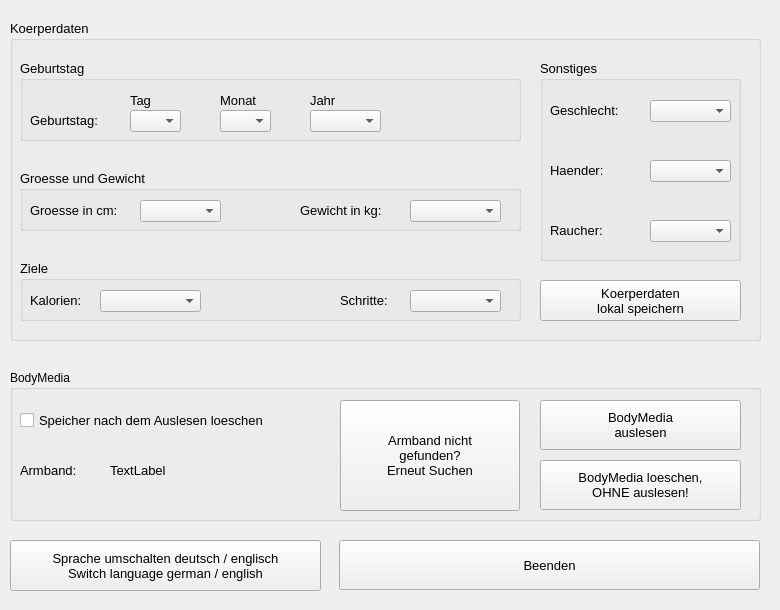
Old version of the form src/bm_gui/src/gui/ui/window.ui in the repository Gavrilo-Princip/FreeTheBodyM.
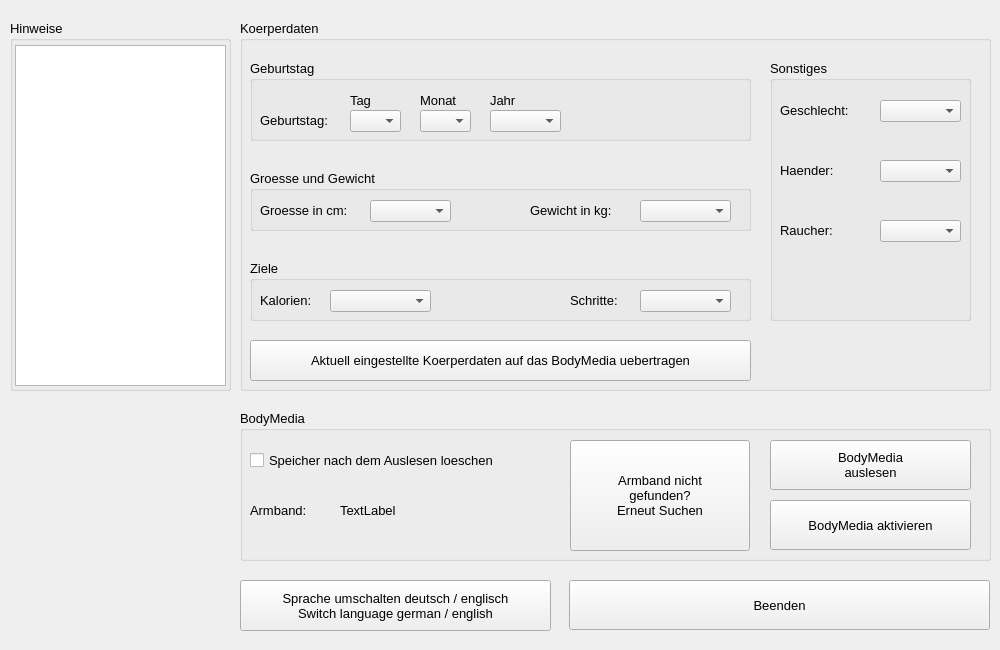
New version of the form.

```diff
--- a/src/bm_gui/src/gui/ui/window.ui
+++ b/src/bm_gui/src/gui/ui/window.ui
@@ -6,8 +6,8 @@
    <rect>
     <x>0</x>
     <y>0</y>
-    <width>780</width>
-    <height>610</height>
+    <width>1000</width>
+    <height>650</height>
    </rect>
   </property>
   <property name="sizePolicy">
@@ -18,16 +18,21 @@
   </property>
   <property name="minimumSize">
    <size>
-    <width>780</width>
-    <height>610</height>
+    <width>1000</width>
+    <height>650</height>
    </size>
   </property>
   <property name="maximumSize">
    <size>
-    <width>780</width>
-    <height>610</height>
+    <width>1000</width>
+    <height>650</height>
    </size>
   </property>
+  <property name="font">
+   <font>
+    <pointsize>10</pointsize>
+   </font>
+  </property>
   <property name="windowTitle">
    <string>FreeTheBodyM</string>
   </property>
@@ -35,8 +40,8 @@
    <widget class="QGroupBox" name="groupBox">
     <property name="geometry">
      <rect>
-      <x>10</x>
-      <y>370</y>
+      <x>240</x>
+      <y>410</y>
       <width>751</width>
       <height>151</height>
      </rect>
@@ -158,18 +163,17 @@
       </font>
      </property>
      <property name="text">
-      <string>BodyMedia loeschen,
-OHNE auslesen!</string>
+      <string>BodyMedia aktivieren</string>
      </property>
     </widget>
    </widget>
    <widget class="QGroupBox" name="gbBodyData">
     <property name="geometry">
      <rect>
-      <x>10</x>
+      <x>240</x>
       <y>20</y>
       <width>751</width>
-      <height>321</height>
+      <height>371</height>
      </rect>
     </property>
     <property name="font">
@@ -180,20 +184,6 @@
     <property name="title">
      <string>Koerperdaten</string>
     </property>
-    <widget class="QPushButton" name="btnSafeBody">
-     <property name="geometry">
-      <rect>
-       <x>530</x>
-       <y>260</y>
-       <width>201</width>
-       <height>41</height>
-      </rect>
-     </property>
-     <property name="text">
-      <string>Koerperdaten
-lokal speichern</string>
-     </property>
-    </widget>
     <widget class="QGroupBox" name="gbTargets">
      <property name="geometry">
       <rect>
@@ -286,7 +276,7 @@
      <widget class="QLabel" name="lbDay">
       <property name="geometry">
        <rect>
-        <x>110</x>
+        <x>100</x>
         <y>30</y>
         <width>31</width>
         <height>21</height>
@@ -299,7 +289,7 @@
      <widget class="QLabel" name="lbMonth">
       <property name="geometry">
        <rect>
-        <x>200</x>
+        <x>170</x>
         <y>30</y>
         <width>52</width>
         <height>21</height>
@@ -312,7 +302,7 @@
      <widget class="QLabel" name="lbYear">
       <property name="geometry">
        <rect>
-        <x>290</x>
+        <x>240</x>
         <y>30</y>
         <width>52</width>
         <height>20</height>
@@ -325,7 +315,7 @@
      <widget class="QComboBox" name="cbBDayDay">
       <property name="geometry">
        <rect>
-        <x>110</x>
+        <x>100</x>
         <y>50</y>
         <width>51</width>
         <height>22</height>
@@ -335,7 +325,7 @@
      <widget class="QComboBox" name="cbBDayMonth">
       <property name="geometry">
        <rect>
-        <x>200</x>
+        <x>170</x>
         <y>50</y>
         <width>51</width>
         <height>22</height>
@@ -345,7 +335,7 @@
      <widget class="QComboBox" name="cbBDayYear">
       <property name="geometry">
        <rect>
-        <x>290</x>
+        <x>240</x>
         <y>50</y>
         <width>71</width>
         <height>22</height>
@@ -418,7 +408,7 @@
        <x>530</x>
        <y>40</y>
        <width>201</width>
-       <height>201</height>
+       <height>261</height>
       </rect>
      </property>
      <property name="title">
@@ -494,12 +484,25 @@
       </property>
      </widget>
     </widget>
+    <widget class="QPushButton" name="btnBodyData">
+     <property name="geometry">
+      <rect>
+       <x>10</x>
+       <y>320</y>
+       <width>501</width>
+       <height>41</height>
+      </rect>
+     </property>
+     <property name="text">
+      <string>Aktuell eingestellte Koerperdaten auf das BodyMedia uebertragen</string>
+     </property>
+    </widget>
    </widget>
    <widget class="QPushButton" name="btnClose">
     <property name="geometry">
      <rect>
-      <x>339</x>
-      <y>540</y>
+      <x>569</x>
+      <y>580</y>
       <width>421</width>
       <height>50</height>
      </rect>
@@ -516,8 +519,8 @@
    <widget class="QPushButton" name="btnSwitch">
     <property name="geometry">
      <rect>
-      <x>10</x>
-      <y>540</y>
+      <x>240</x>
+      <y>580</y>
       <width>311</width>
       <height>51</height>
      </rect>
@@ -532,6 +535,37 @@
 Switch language german / english</string>
     </property>
    </widget>
+   <widget class="QGroupBox" name="groupBox_2">
+    <property name="geometry">
+     <rect>
+      <x>10</x>
+      <y>20</y>
+      <width>221</width>
+      <height>371</height>
+     </rect>
+    </property>
+    <property name="title">
+     <string>Hinweise</string>
+    </property>
+    <widget class="QTextEdit" name="teHints">
+     <property name="geometry">
+      <rect>
+       <x>5</x>
+       <y>25</y>
+       <width>211</width>
+       <height>341</height>
+      </rect>
+     </property>
+     <property name="font">
+      <font>
+       <pointsize>10</pointsize>
+      </font>
+     </property>
+     <property name="readOnly">
+      <bool>true</bool>
+     </property>
+    </widget>
+   </widget>
   </widget>
  </widget>
  <resources/>
```
Left out of the diff: 41 changed lines with no effect on the pictures.
